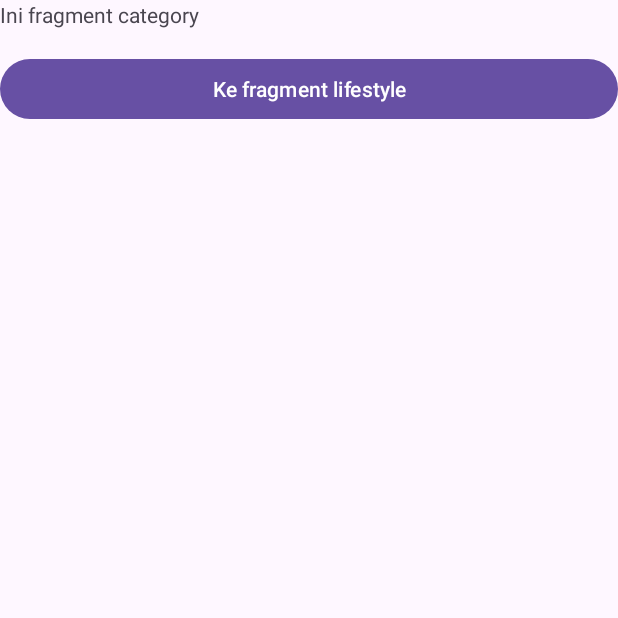
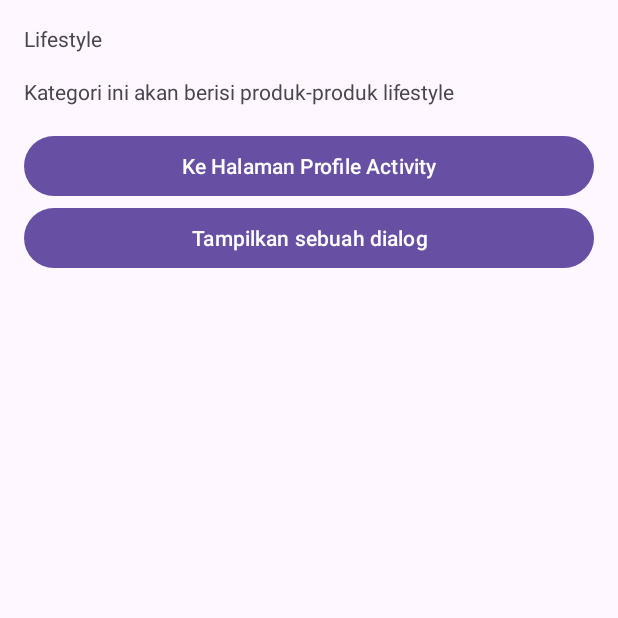
Before and after one commit to Alfhhsn/MyFlexibleFragment, an Android app: the fragment CategoryFragment placed in its activity, after a tap on "Ke fragment lifestyle", on a phone screen of 412 x 824 dp, the top half of it. Run offline under Robolectric (Android 15) with nearby library versions, the phone set to English and light mode, and no system bars.

Commit message:
DetailCategoryFragment, OptionDialogFragment, dan ProfileActivity

```diff
--- a/app/src/main/AndroidManifest.xml
+++ b/app/src/main/AndroidManifest.xml
@@ -13,6 +13,9 @@
         android:theme="@style/Theme.MyFlexibleFragment"
         tools:targetApi="31">
         <activity
+            android:name=".ProfileActivity"
+            android:exported="false" />
+        <activity
             android:name=".MainActivity"
             android:exported="true">
             <intent-filter>
--- a/app/src/main/java/com/dicoding/myflexiblefragment/CategoryFragment.kt
+++ b/app/src/main/java/com/dicoding/myflexiblefragment/CategoryFragment.kt
@@ -25,7 +25,21 @@ class CategoryFragment : Fragment(), View.OnClickListener {
 
     override fun onClick(v: View?) {
         if (v?.id == R.id.btn_detail_category) {
+            val detailCategoryFragment =DetailCategoryFragment()
 
+            val bundle = Bundle()
+            bundle.putString(DetailCategoryFragment.EXTRA_NAME, "Lifestyle")
+            val description ="Kategori ini akan berisi produk-produk lifestyle"
+
+            detailCategoryFragment.arguments = bundle
+            detailCategoryFragment.description = description
+
+            val fragmentManager = parentFragmentManager
+            fragmentManager?.beginTransaction()?.apply {
+                replace(R.id.frame_container, detailCategoryFragment, DetailCategoryFragment::class.java.simpleName)
+                addToBackStack(null)
+                commit()
+            }
         }
     }
 }
--- /dev/null
+++ b/app/src/main/java/com/dicoding/myflexiblefragment/DetailCategoryFragment.kt
@@ -0,0 +1,67 @@
+package com.dicoding.myflexiblefragment
+
+import android.content.Intent
+import android.os.Bundle
+import android.view.LayoutInflater
+import android.view.View
+import android.view.ViewGroup
+import android.widget.Button
+import android.widget.TextView
+import android.widget.Toast
+import androidx.fragment.app.Fragment
+class DetailCategoryFragment : Fragment() {
+
+    private lateinit var tvCategoryName: TextView
+    private lateinit var tvCategoryDescription: TextView
+    private lateinit var btnProfile: Button
+    private lateinit var btnShowDialog: Button
+    var description: String? = null
+
+    companion object {
+        var EXTRA_NAME = "extra_name"
+        var EXTRA_DESCRIPTION = "extra_description"
+    }
+
+    override fun onCreateView(inflater: LayoutInflater, container: ViewGroup?,
+                              savedInstanceState: Bundle?): View? {
+        // Inflate the layout for this fragment
+        return inflater.inflate(R.layout.fragment_detail_category, container, false)
+    }
+
+    override fun onViewCreated(view: View, savedInstanceState: Bundle?) {
+        super.onViewCreated(view, savedInstanceState)
+        tvCategoryName = view.findViewById(R.id.tv_category_name)
+        tvCategoryDescription = view.findViewById(R.id.tv_category_description)
+        btnProfile = view.findViewById(R.id.btn_profile)
+        btnShowDialog = view.findViewById(R.id.btn_show_dialog)
+
+        btnProfile.setOnClickListener{
+            val intent = Intent(requireActivity(), ProfileActivity::class.java)
+            startActivity(intent)
+        }
+
+        btnShowDialog.setOnClickListener{
+            val optionDialogFragment = OptionDialogFragment()
+
+            val fragmentManager = childFragmentManager
+            optionDialogFragment.show(fragmentManager, OptionDialogFragment::class.java.simpleName)
+        }
+
+        if (savedInstanceState != null) {
+            val descFromBundle = savedInstanceState.getString(EXTRA_DESCRIPTION)
+            description = descFromBundle
+        }
+
+        if (arguments != null) {
+            val categoryName = arguments?.getString(EXTRA_NAME)
+            tvCategoryName.text = categoryName
+            tvCategoryDescription.text = description
+        }
+    }
+
+    internal var optionDialogListener: OptionDialogFragment.OnOptionDialogListener = object : OptionDialogFragment.OnOptionDialogListener {
+        override fun onOptionChosen(text: String?) {
+            Toast.makeText(requireActivity(), text, Toast.LENGTH_SHORT).show()
+        }
+    }
+}
--- a/app/src/main/res/layout/fragment_category.xml
+++ b/app/src/main/res/layout/fragment_category.xml
@@ -11,12 +11,15 @@
         android:layout_width="match_parent"
         android:layout_height="wrap_content"
         android:layout_marginBottom="16dp"
+        android:layout_margin="16dp"
         android:text="@string/this_category" />
 
     <Button
         android:id="@+id/btn_detail_category"
         android:layout_width="match_parent"
         android:layout_height="wrap_content"
+        android:layout_marginLeft="16dp"
+        android:layout_marginRight="16dp"
         android:text="@string/category_lifestyle" />
 
 </LinearLayout>
--- /dev/null
+++ b/app/src/main/res/layout/fragment_detail_category.xml
@@ -0,0 +1,36 @@
+<?xml version="1.0" encoding="utf-8"?>
+<LinearLayout xmlns:android="http://schemas.android.com/apk/res/android"
+    xmlns:tools="http://schemas.android.com/tools"
+    android:layout_width="match_parent"
+    android:layout_height="match_parent"
+    android:orientation="vertical"
+    android:padding="16dp"
+    tools:context=".DetailCategoryFragment">
+
+    <!-- TODO: Update blank fragment layout -->
+    <TextView
+        android:id="@+id/tv_category_name"
+        android:layout_width="match_parent"
+        android:layout_height="wrap_content"
+        android:layout_marginBottom="16dp"
+        android:text="@string/category_name" />
+
+    <TextView
+        android:id="@+id/tv_category_description"
+        android:layout_width="match_parent"
+        android:layout_height="wrap_content"
+        android:layout_marginBottom="16dp"
+        android:text="@string/category_description" />
+
+    <Button
+        android:id="@+id/btn_profile"
+        android:layout_width="match_parent"
+        android:layout_height="wrap_content"
+        android:text="@string/to_profile" />
+
+    <Button
+        android:id="@+id/btn_show_dialog"
+        android:layout_width="match_parent"
+        android:layout_height="wrap_content"
+        android:text="@string/show_dialog" />
+</LinearLayout>
```
Also changed, not shown: app/src/main/java/com/dicoding/myflexiblefragment/OptionDialogFragment.kt (added, +74 -0 lines), app/src/main/java/com/dicoding/myflexiblefragment/ProfileActivity.kt (added, +20 -0 lines), app/src/main/res/layout/activity_profile.xml (added, +15 -0 lines), app/src/main/res/layout/fragment_option_dialog.xml (added, +77 -0 lines).
